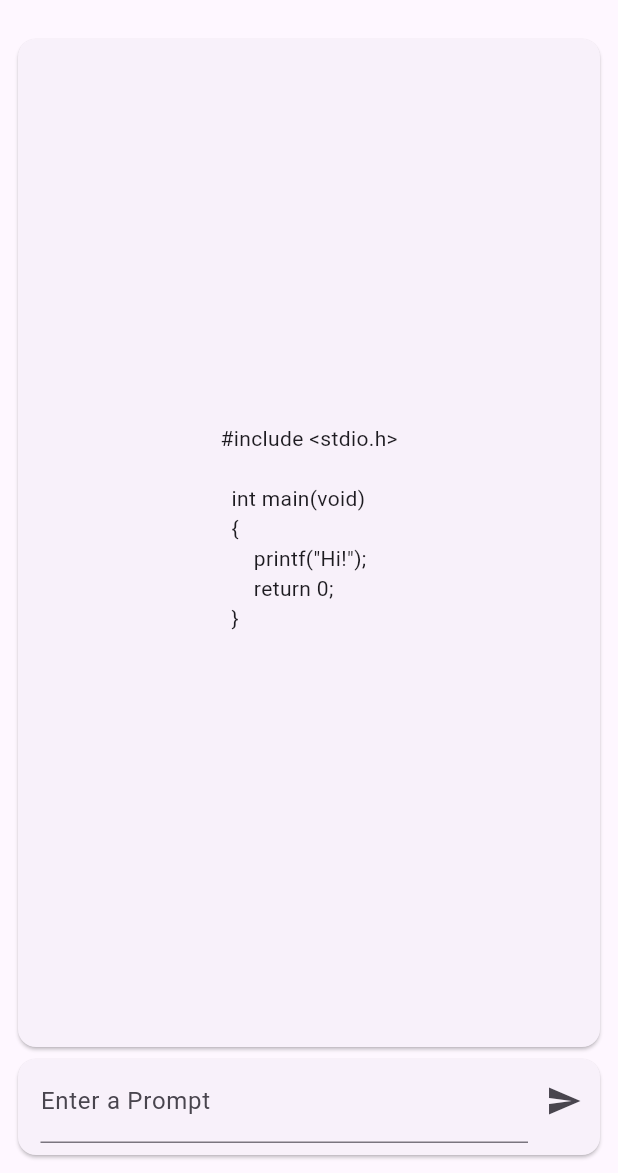
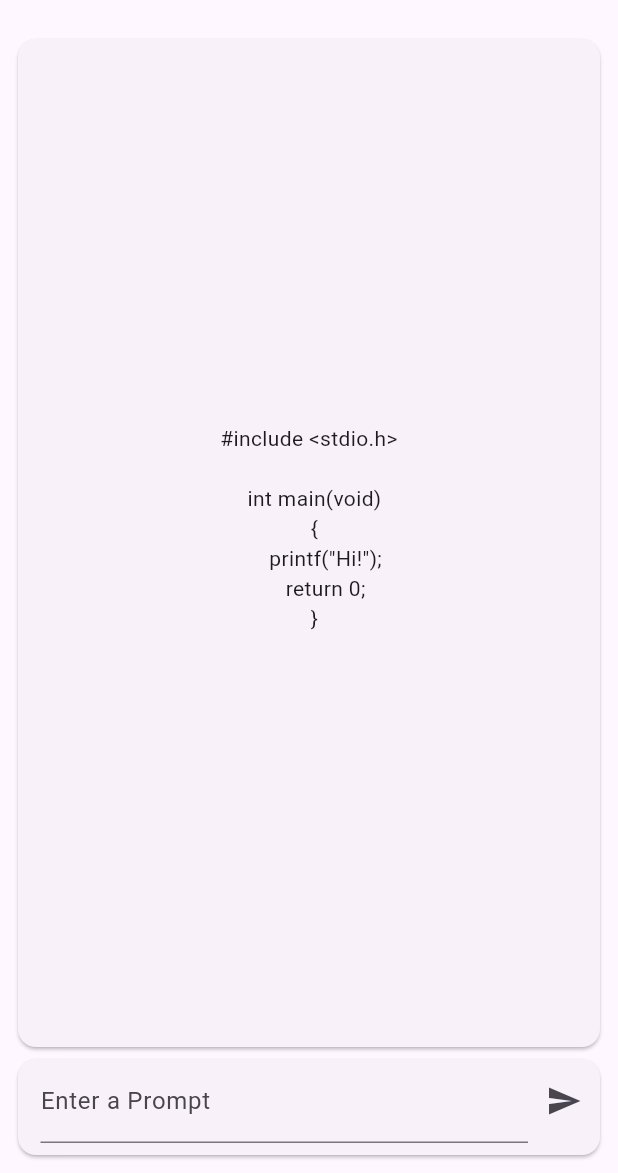
Before and after one commit to ganesh7262/img_text_gpt, a Flutter app: the screen it shows after launch, after a tap on the "send" icon, on a phone screen of 412 x 824 dp, the part 63-1236 px from its top. Run offline on Flutter 3.47's test engine with Material 2 defaults, Android fonts, the phone set to English and light mode, and no system bars; our stand-ins replace flutter_dotenv, image_picker; missing offline and left inert: google_mlkit_text_recognition.

Commit message:
final update

```diff
--- a/img_text_gpt/lib/screens/home_screen.dart
+++ b/img_text_gpt/lib/screens/home_screen.dart
@@ -145,10 +145,10 @@ class _HomeScreenState extends State<HomeScreen> {
         _gptresponse = generatedText;
         await Clipboard.setData(ClipboardData(text: _gptresponse));
         ScaffoldMessenger.of(context).clearSnackBars();
-        ScaffoldMessenger.of(context).showSnackBar(SnackBar(
+        ScaffoldMessenger.of(context).showSnackBar(const SnackBar(
           content: Text("copied to clickboard"),
           behavior: SnackBarBehavior.floating,
-          duration: Duration(seconds: 1),
+          duration: Duration(milliseconds: 50),
         ));
       } else {
         throw Exception(
@@ -181,7 +181,11 @@ class _HomeScreenState extends State<HomeScreen> {
         child: Column(mainAxisSize: MainAxisSize.min, children: [
           Expanded(
             child: Card(
-              child: Center(child: Text((_gptresponse))),
+              child: Center(
+                  child: Text(
+                (_gptresponse),
+                textAlign: TextAlign.center,
+              )),
             ),
           ),
           Card(
@@ -191,7 +195,7 @@ class _HomeScreenState extends State<HomeScreen> {
                 children: [
                   Expanded(
                     child: ConstrainedBox(
-                      constraints: BoxConstraints(maxHeight: 200),
+                      constraints: const BoxConstraints(maxHeight: 200),
                       child: Scrollbar(
                         child: SingleChildScrollView(
                           child: TextField(
@@ -212,6 +216,8 @@ class _HomeScreenState extends State<HomeScreen> {
                         if (_promptController.text.trim().isEmpty) return;
                         await generateTextUsingGPT3(_promptController.text);
                         _promptController.clear();
+                        FocusScope.of(context).unfocus();
+
                         setState(() {});
                       },
                       icon: const Icon(Icons.send)),
```
